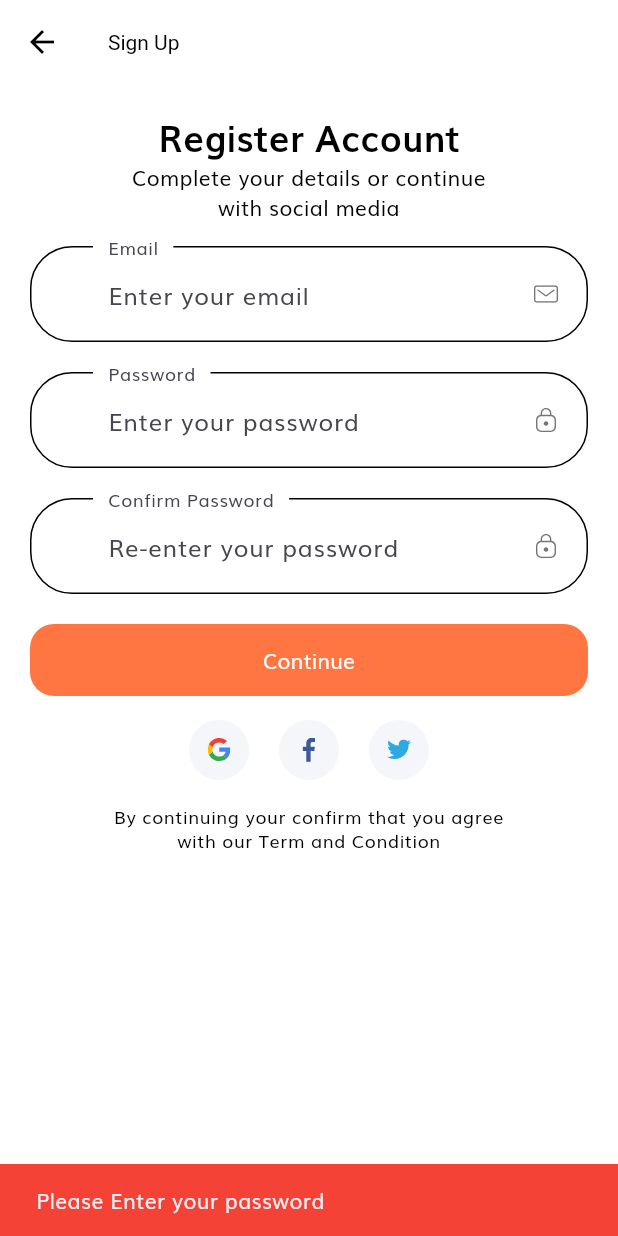
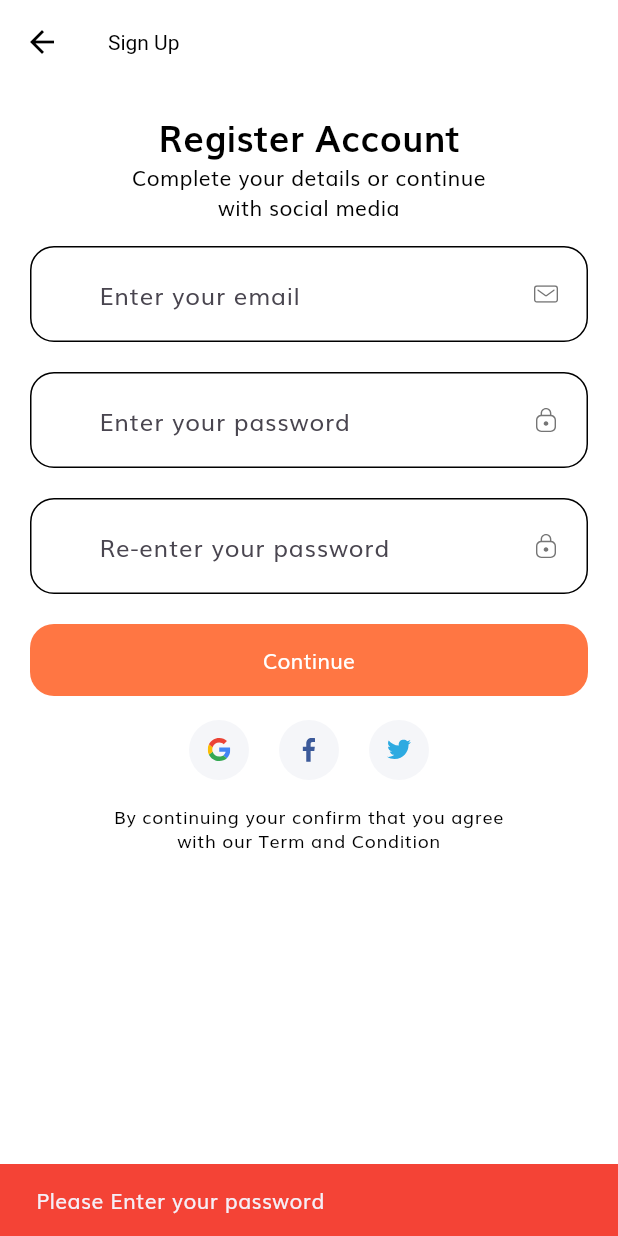
Before and after one commit to Daya9651/Kharidari, a Flutter app: the SignInScreen screen opened by its route, after a tap on "Continue", after a tap on "Sign Up", on a phone screen of 412 x 824 dp. Run offline on Flutter 3.47's test engine with Material 3 defaults, Android fonts, the phone set to English and light mode, and no system bars; our stand-ins replace flutter_screenutil, flutter_svg, google_fonts.

Commit message:
Login and Sign UP page text filed UI change

```diff
--- a/lib/screens/forgot_password/components/forgot_pass_form.dart
+++ b/lib/screens/forgot_password/components/forgot_pass_form.dart
@@ -51,8 +51,11 @@ class _ForgotPassFormState extends State<ForgotPassForm> {
               }
               return null;
             },
-            decoration: const InputDecoration(
-              labelText: "Email",
+            decoration: InputDecoration(
+              enabledBorder: OutlineInputBorder(
+                borderRadius: BorderRadius.circular(16),
+              ),
+              // labelText: "Email",
               hintText: "Enter your email",
               // If  you are using latest version of flutter then lable text and hint text shown like this
               // if you r using flutter less then 1.20.* then maybe this is not working properly
--- a/lib/screens/sign_in/components/sign_form.dart
+++ b/lib/screens/sign_in/components/sign_form.dart
@@ -52,10 +52,13 @@ class _SignFormState extends State<SignForm> {
               }
               return null;
             },
-            decoration: const InputDecoration(
+            decoration:  InputDecoration(
+              enabledBorder: OutlineInputBorder(
+                borderRadius: BorderRadius.circular(16),
+              ),
               hintText: "Enter your email",
               floatingLabelBehavior: FloatingLabelBehavior.always,
-              suffixIcon: CustomSurffixIcon(svgIcon: "assets/icons/Mail.svg"),
+              suffixIcon: const CustomSurffixIcon(svgIcon: "assets/icons/Mail.svg"),
             ),
           ),
           const SizedBox(height: 5),
@@ -79,11 +82,14 @@ class _SignFormState extends State<SignForm> {
               }
               return null;
             },
-            decoration: const InputDecoration(
+            decoration: InputDecoration(
+              enabledBorder: OutlineInputBorder(
+                borderRadius: BorderRadius.circular(16),
+              ),
               hintText: "Enter your password",
-              hintStyle: TextStyle(fontSize: 18, fontWeight: FontWeight.bold),
+              // hintStyle: const TextStyle(fontSize: 18, fontWeight: FontWeight.bold),
               floatingLabelBehavior: FloatingLabelBehavior.always,
-              suffixIcon: CustomSurffixIcon(svgIcon: "assets/icons/Lock.svg"),
+              suffixIcon: const CustomSurffixIcon(svgIcon: "assets/icons/Lock.svg"),
             ),
           ),
           const SizedBox(height: 2),
--- a/lib/screens/sign_up/components/sign_up_form.dart
+++ b/lib/screens/sign_up/components/sign_up_form.dart
@@ -64,10 +64,13 @@ class _SignUpFormState extends State<SignUpForm> {
               return null;
             },
             decoration: InputDecoration(
-              labelText: "Email",
+              enabledBorder: OutlineInputBorder(
+                borderRadius: BorderRadius.circular(16),
+              ),
+              // labelText: "Email",
               hintText: "Enter your email",
               floatingLabelBehavior: FloatingLabelBehavior.always,
-              suffixIcon: CustomSurffixIcon(
+              suffixIcon: const CustomSurffixIcon(
                   svgIcon: "assets/icons/Mail.svg"),
               border: OutlineInputBorder(
                 borderRadius: BorderRadius.circular(1.0), // Adjust the radius as needed
@@ -96,13 +99,16 @@ class _SignUpFormState extends State<SignUpForm> {
               }
               return null;
             },
-            decoration: const InputDecoration(
-              labelText: "Password",
+            decoration:  InputDecoration(
+              enabledBorder: OutlineInputBorder(
+                borderRadius: BorderRadius.circular(16),
+              ),
+              // labelText: "Password",
               hintText: "Enter your password",
               // If  you are using latest version of flutter then lable text and hint text shown like this
               // if you r using flutter less then 1.20.* then maybe this is not working properly
               floatingLabelBehavior: FloatingLabelBehavior.always,
-              suffixIcon: CustomSurffixIcon(svgIcon: "assets/icons/Lock.svg"),
+              suffixIcon: const CustomSurffixIcon(svgIcon: "assets/icons/Lock.svg"),
             ),
           ),
           const SizedBox(height: 20),
@@ -127,13 +133,16 @@ class _SignUpFormState extends State<SignUpForm> {
               }
               return null;
             },
-            decoration: const InputDecoration(
-              labelText: "Confirm Password",
+            decoration: InputDecoration(
+              enabledBorder: OutlineInputBorder(
+                borderRadius: BorderRadius.circular(16),
+              ),
+              // labelText: "Confirm Password",
               hintText: "Re-enter your password",
               // If  you are using latest version of flutter then lable text and hint text shown like this
               // if you r using flutter less then 1.20.* then maybe this is not working properly
               floatingLabelBehavior: FloatingLabelBehavior.always,
-              suffixIcon: CustomSurffixIcon(svgIcon: "assets/icons/Lock.svg"),
+              suffixIcon: const CustomSurffixIcon(svgIcon: "assets/icons/Lock.svg"),
             ),
           ),
           FormError(errors: errors),
```
Also changed, not shown: pubspec.lock.
